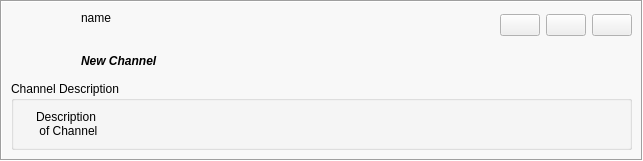
First picture: the form in retroshare-gui/src/gui/feeds/ChanNewItem.ui, repository RetroShare/RetroShare, before the edit.
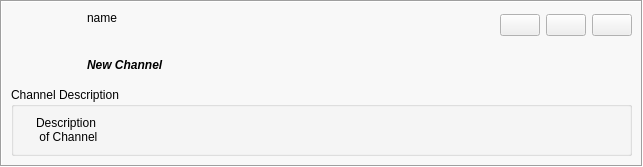
Second picture: the form after the edit. Icons and pictures are not drawn.

The edit to the form file:
```diff
--- a/retroshare-gui/src/gui/feeds/ChanNewItem.ui
+++ b/retroshare-gui/src/gui/feeds/ChanNewItem.ui
@@ -7,7 +7,7 @@
     <x>0</x>
     <y>0</y>
     <width>643</width>
-    <height>155</height>
+    <height>157</height>
    </rect>
   </property>
   <layout class="QGridLayout">
@@ -75,14 +75,14 @@
          <widget class="QLabel" name="logoLabel">
           <property name="minimumSize">
            <size>
-            <width>64</width>
-            <height>64</height>
+            <width>70</width>
+            <height>70</height>
            </size>
           </property>
           <property name="maximumSize">
            <size>
-            <width>64</width>
-            <height>64</height>
+            <width>70</width>
+            <height>70</height>
            </size>
           </property>
           <property name="scaledContents">
```
Left out of the diff: 2 changed lines with no effect on the pictures.
